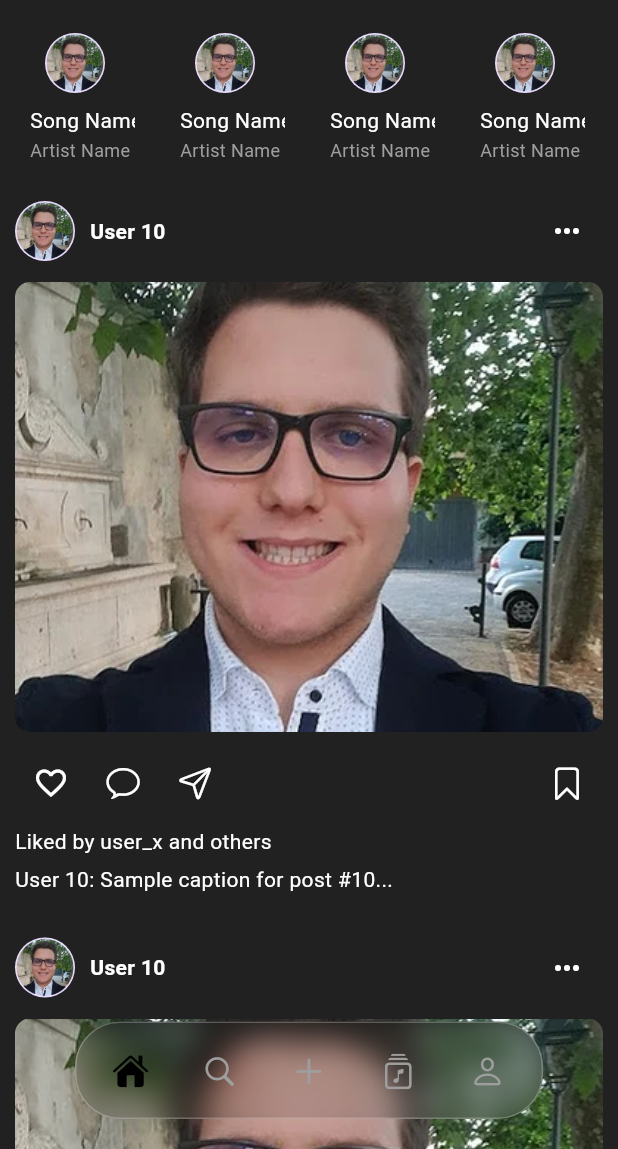
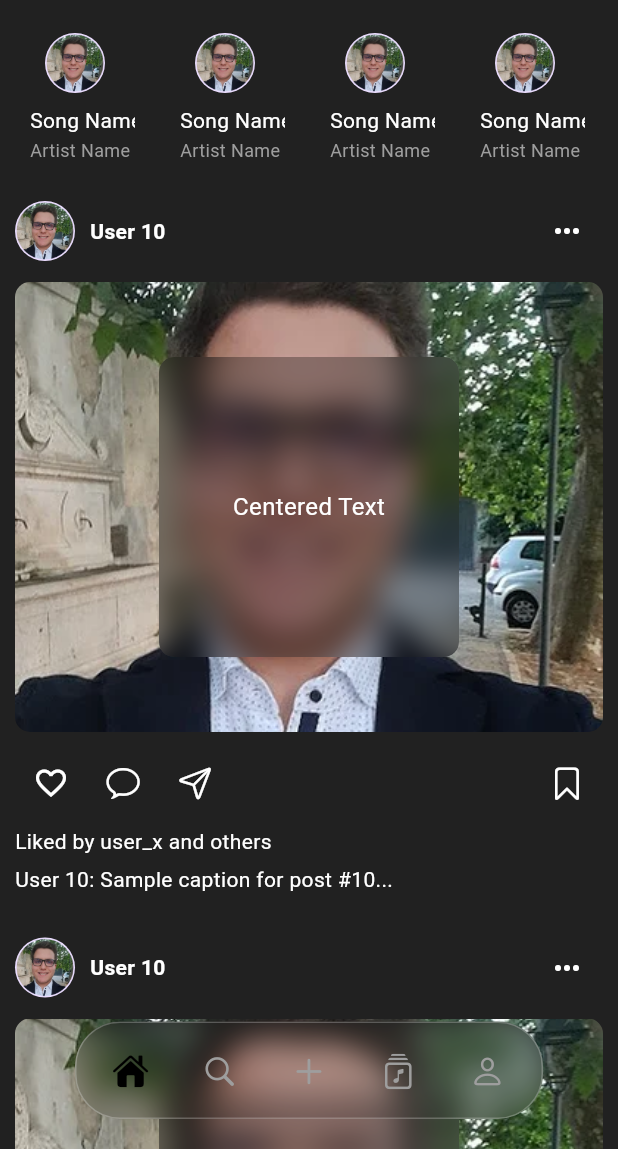
Before and after one commit to iAVAA/vynt, a Flutter app: the screen it shows after launch, on a phone screen of 412 x 824 dp, the part 87-1236 px from its top. Run offline on Flutter 3.47's test engine with Material 3 defaults, Android fonts, the phone set to English and light mode, and no system bars; drawn by our look-alikes of crystal_navigation_bar, marquee; our stand-ins replace animated_splash_screen, firebase_core, google_fonts, page_transition; accounts and stored records are empty.

```diff
--- a/lib/widgets/post_widget.dart
+++ b/lib/widgets/post_widget.dart
@@ -1,3 +1,5 @@
+import 'dart:ui';
+
 import 'package:flutter/cupertino.dart';
 import 'package:flutter/material.dart';
 import 'package:vynt/controllers/animation_controller.dart';
@@ -73,7 +75,6 @@ class UserInfoRow extends StatelessWidget {
     );
   }
 }
-
 class PostImage extends StatefulWidget {
   final int index;
 
@@ -126,7 +127,9 @@ class _PostImageState extends State<PostImage>
   Widget build(BuildContext context) {
     return ClipRRect(
       borderRadius: BorderRadius.circular(10),
-      child: InteractiveViewer(
+      child: Stack(
+        children: [
+          InteractiveViewer(
             transformationController: _transformationController,
             onInteractionEnd: (details) => _onInteractionEnd(),
             minScale: 1.0,
@@ -141,9 +144,36 @@ class _PostImageState extends State<PostImage>
               ),
             ),
           ),
+          Positioned.fill(
+            child: Center(
+              child: ClipRRect(
+                borderRadius: BorderRadius.circular(10),
+                child: BackdropFilter(
+                  filter: ImageFilter.blur(sigmaX: 10.0, sigmaY: 10.0),
+                  child: Container(
+                    width: 200,
+                    height: 200,
+                    decoration: BoxDecoration(
+                      color: Colors.black.withOpacity(0.3),
+                      borderRadius: BorderRadius.circular(10),
+                    ),
+                    child: const Center(
+                      child: Text(
+                        'Centered Text',
+                        style: TextStyle(color: Colors.white, fontSize: 16),
+                      ),
+                    ),
+                  ),
+                ),
+              ),
+            ),
+          ),
+        ],
+      ),
     );
   }
 }
+
 
 class PostActions extends StatefulWidget {
   const PostActions({super.key});
```
Lines whose indentation alone changed are shown as unchanged.
